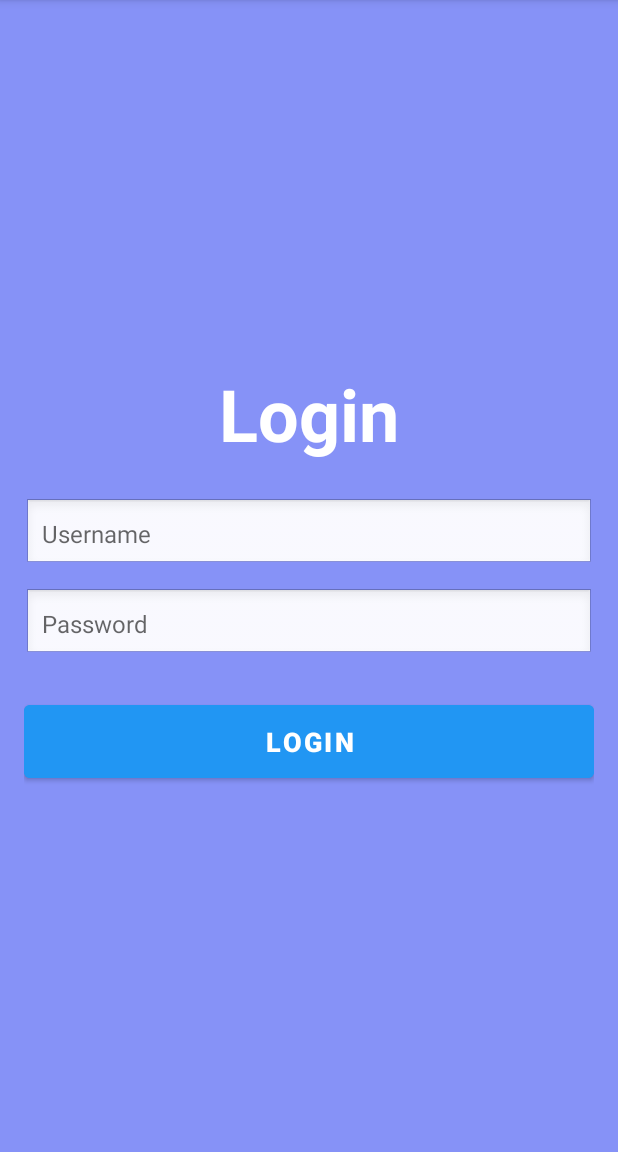
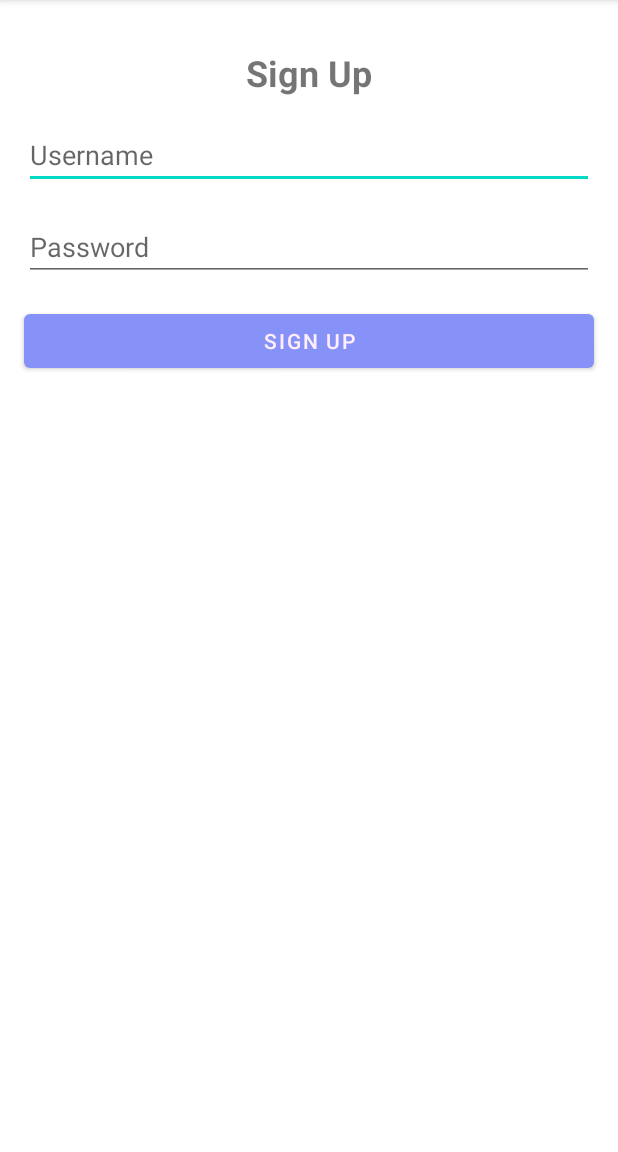
Before and after one commit to tesalonika17/Tesalonika-Calkulator, an Android app: the screen it shows after launch (LoginActivity before the commit, SignUp after it), on a phone screen of 412 x 824 dp, the part 84-1236 px from its top. Run offline under Robolectric (Android 15) with nearby library versions, the phone set to English and light mode, and no system bars.

Commit message:
first commit

```diff
--- a/app/build.gradle.kts
+++ b/app/build.gradle.kts
@@ -1,5 +1,6 @@
 plugins {
     alias(libs.plugins.android.application)
+    alias(libs.plugins.kotlin.android)
 }
 
 android {
@@ -29,6 +30,9 @@ android {
         sourceCompatibility = JavaVersion.VERSION_11
         targetCompatibility = JavaVersion.VERSION_11
     }
+    kotlinOptions {
+        jvmTarget = "11"
+    }
 }
 
 dependencies {
@@ -37,6 +41,7 @@ dependencies {
     implementation(libs.material)
     implementation(libs.activity)
     implementation(libs.constraintlayout)
+    implementation(libs.core.ktx)
     testImplementation(libs.junit)
     androidTestImplementation(libs.ext.junit)
     androidTestImplementation(libs.espresso.core)
--- /dev/null
+++ b/app/src/main/java/com/example/calculator/DatabaseHelper.kt
@@ -0,0 +1,65 @@
+package com.example.calculator
+
+import android.content.ContentValues
+import android.content.Context
+import android.database.sqlite.SQLiteDatabase
+import android.database.sqlite.SQLiteOpenHelper
+
+
+class DatabaseHelper(context: Context?) :
+    SQLiteOpenHelper(context, DATABASE_NAME, null, DATABASE_VERSION) {
+    override fun onCreate(db: SQLiteDatabase) {
+        val CREATE_USERS_TABLE = ("CREATE TABLE " + TABLE_USERS + " ("
+                + COLUMN_ID + " INTEGER PRIMARY KEY AUTOINCREMENT, "
+                + COLUMN_EMAIL + " TEXT UNIQUE, "
+                + COLUMN_PASSWORD + " TEXT)")
+        db.execSQL(CREATE_USERS_TABLE)
+    }
+
+    override fun onUpgrade(db: SQLiteDatabase, oldVersion: Int, newVersion: Int) {
+        db.execSQL("DROP TABLE IF EXISTS " + TABLE_USERS)
+        onCreate(db)
+    }
+
+    fun registerUser(email: String?, password: String?): Boolean {
+        val db = this.writableDatabase
+        val values = ContentValues()
+        values.put(COLUMN_EMAIL, email)
+        values.put(COLUMN_PASSWORD, password)
+
+        val result = db.insert(TABLE_USERS, null, values)
+        return result != -1L
+    }
+
+    fun checkUser(email: String, password: String): Boolean {
+        val db = this.readableDatabase
+        val cursor = db.rawQuery(
+            "SELECT * FROM " + TABLE_USERS + " WHERE " + COLUMN_EMAIL + "=? AND " + COLUMN_PASSWORD + "=?",
+            arrayOf(email, password)
+        )
+        val exists = cursor.count > 0
+        cursor.close()
+        return exists
+    }
+    fun hasRegisteredUser(): Boolean {
+        val db = this.readableDatabase
+        val cursor = db.rawQuery("SELECT * FROM users", null)
+        val hasUser = cursor.count > 0
+        cursor.close()
+        return hasUser
+    }
+    fun deleteAllUsers() {
+        val db = this.writableDatabase
+        db.execSQL("DELETE FROM users")
+        db.close()
+    }
+
+    companion object {
+        private const val DATABASE_NAME = "UserDB"
+        private const val DATABASE_VERSION = 1
+        private const val TABLE_USERS = "users"
+        private const val COLUMN_ID = "id"
+        private const val COLUMN_EMAIL = "email"
+        private const val COLUMN_PASSWORD = "password"
+    }
+}
--- a/app/src/main/java/com/example/calculator/LoginActivity.java
+++ b/app/src/main/java/com/example/calculator/LoginActivity.java
@@ -1,5 +1,6 @@
 package com.example.calculator;
 
+import android.content.DialogInterface;
 import android.content.Intent;
 import android.os.Bundle;
 import android.view.View;
@@ -7,42 +8,74 @@ import android.widget.Button;
 import android.widget.EditText;
 import android.widget.Toast;
 
+import androidx.appcompat.app.AlertDialog;
 import androidx.appcompat.app.AppCompatActivity;
 
 public class LoginActivity extends AppCompatActivity {
 
-    private EditText etUsername, etPassword;
-    private Button btnLogin;
+    private EditText etEmail, etPassword;
+    private Button btnLogin, btnDeleteAll;
+    private DatabaseHelper dbHelper;
 
     @Override
     protected void onCreate(Bundle savedInstanceState) {
         super.onCreate(savedInstanceState);
-        setContentView(R.layout.activity_login); // Pastikan ini sesuai dengan nama layout XML kamu
+        setContentView(R.layout.activity_login);
 
-        // Inisialisasi EditText dan Button berdasarkan ID di layout XML
-        etUsername = findViewById(R.id.etUsername);
+        etEmail = findViewById(R.id.etUsername);
         etPassword = findViewById(R.id.etPassword);
         btnLogin = findViewById(R.id.btnLogin);
+//        btnDeleteAll = findViewById(R.id.btnDeleteAll);
+        dbHelper = new DatabaseHelper(this);
 
-        // Fungsi untuk menangani klik tombol login
+        // Cek apakah ada user terdaftar di database
+        if (!dbHelper.hasRegisteredUser()) {
+            Toast.makeText(this, "Belum ada pengguna terdaftar, silakan daftar terlebih dahulu.", Toast.LENGTH_LONG).show();
+            startActivity(new Intent(this, SignUp.class));
+            finish();
+        }
+
         btnLogin.setOnClickListener(new View.OnClickListener() {
             @Override
             public void onClick(View v) {
-                // Mendapatkan nilai dari input username dan password
-                String username = etUsername.getText().toString();
-                String password = etPassword.getText().toString();
+                String email = etEmail.getText().toString().trim();
+                String password = etPassword.getText().toString().trim();
 
-                // Validasi login
-                if (username.equals("tesa") && password.equals("tesa123")) {
-                    // Jika login berhasil, pindah ke Laman_Utama.java
-                    Intent intent = new Intent(LoginActivity.this, Laman_Utama.class);
-                    startActivity(intent);
-                    finish();  // Menutup LoginActivity
+                if (email.isEmpty() || password.isEmpty()) {
+                    Toast.makeText(LoginActivity.this, "Harap isi semua bidang!", Toast.LENGTH_SHORT).show();
+                    return;
+                }
+
+                if (dbHelper.checkUser(email, password)) {
+                    Toast.makeText(LoginActivity.this, "Login berhasil!", Toast.LENGTH_SHORT).show();
+                    startActivity(new Intent(LoginActivity.this, Laman_Utama.class));
+                    finish();
                 } else {
-                    // Jika login gagal, tampilkan pesan
-                    Toast.makeText(LoginActivity.this, "Username atau Password salah", Toast.LENGTH_SHORT).show();
+                    showLoginErrorDialog();
                 }
             }
         });
+
+//        btnDeleteAll.setOnClickListener(new View.OnClickListener() {
+//            @Override
+//            public void onClick(View v) {
+//                dbHelper.deleteAllUsers();
+//                Toast.makeText(LoginActivity.this, "Semua data pengguna telah dihapus!", Toast.LENGTH_SHORT).show();
+//            }
+//        });
+    }
+
+    private void showLoginErrorDialog() {
+        AlertDialog.Builder builder = new AlertDialog.Builder(this);
+        builder.setTitle("Login Gagal");
+        builder.setMessage("Email atau Password salah. Silakan coba lagi.");
+        builder.setPositiveButton("OK", new DialogInterface.OnClickListener() {
+            @Override
+            public void onClick(DialogInterface dialog, int which) {
+                dialog.dismiss();
+            }
+        });
+        AlertDialog alertDialog = builder.create();
+        alertDialog.show();
     }
 }
--- /dev/null
+++ b/app/src/main/java/com/example/calculator/SignUp.java
@@ -0,0 +1,49 @@
+package com.example.calculator;
+
+import android.content.Intent;
+import android.os.Bundle;
+import android.view.View;
+import android.widget.Button;
+import android.widget.EditText;
+import android.widget.Toast;
+
+import androidx.appcompat.app.AppCompatActivity;
+
+public class SignUp extends AppCompatActivity {
+
+    private EditText etEmail, etPassword;
+    private Button btnSignUp;
+    private DatabaseHelper dbHelper;
+
+    @Override
+    protected void onCreate(Bundle savedInstanceState) {
+        super.onCreate(savedInstanceState);
+        setContentView(R.layout.activity_sign_up);
+        etEmail = findViewById(R.id.etEmail);
+        etPassword = findViewById(R.id.etPassword);
+        btnSignUp = findViewById(R.id.btnSignUp);
+
+        dbHelper = new DatabaseHelper(this);
+
+        btnSignUp.setOnClickListener(view -> registerUser());
+    }
+
+    private void registerUser() {
+        String email = etEmail.getText().toString().trim();
+        String password = etPassword.getText().toString().trim();
+
+        if (email.isEmpty() || password.isEmpty()) {
+            Toast.makeText(this, "All fields are required!", Toast.LENGTH_SHORT).show();
+            return;
+        }
+
+        boolean isRegistered = dbHelper.registerUser(email, password);
+        if (isRegistered) {
+            Toast.makeText(this, "Registration successful!", Toast.LENGTH_SHORT).show();
+            startActivity(new Intent(SignUp.this, LoginActivity.class));
+            finish();
+        } else {
+            Toast.makeText(this, "Registration failed! Email might already be in use.", Toast.LENGTH_SHORT).show();
+        }
+    }
+}
--- /dev/null
+++ b/app/src/main/res/layout/activity_sign_up.xml
@@ -0,0 +1,54 @@
+<?xml version="1.0" encoding="utf-8"?>
+<androidx.constraintlayout.widget.ConstraintLayout xmlns:android="http://schemas.android.com/apk/res/android"
+    xmlns:app="http://schemas.android.com/apk/res-auto"
+    xmlns:tools="http://schemas.android.com/tools"
+    android:layout_width="match_parent"
+    android:layout_height="match_parent"
+    tools:context=".SignUp">
+
+    <TextView
+        android:id="@+id/tvTitle"
+        android:layout_width="wrap_content"
+        android:layout_height="wrap_content"
+        android:text="Sign Up"
+        android:textSize="24sp"
+        android:textStyle="bold"
+        app:layout_constraintTop_toTopOf="parent"
+        app:layout_constraintStart_toStartOf="parent"
+        app:layout_constraintEnd_toEndOf="parent"
+        android:layout_marginTop="32dp"/>
+
+    <EditText
+        android:id="@+id/etEmail"
+        android:layout_width="0dp"
+        android:layout_height="wrap_content"
+        android:layout_margin="16dp"
+        android:layout_marginTop="77dp"
+        android:hint="Username"
+        android:inputType="textEmailAddress"
+        app:layout_constraintEnd_toEndOf="parent"
+        app:layout_constraintStart_toStartOf="parent"
+        app:layout_constraintTop_toBottomOf="@+id/tvTitle" />
+
+    <EditText
+        android:id="@+id/etPassword"
+        android:layout_width="0dp"
+        android:layout_height="wrap_content"
+        android:hint="Password"
+        android:inputType="textPassword"
+        app:layout_constraintTop_toBottomOf="@id/etEmail"
+        app:layout_constraintStart_toStartOf="parent"
+        app:layout_constraintEnd_toEndOf="parent"
+        android:layout_margin="16dp"/>
+
+    <Button
+        android:id="@+id/btnSignUp"
+        android:layout_width="0dp"
+        android:layout_height="wrap_content"
+        android:text="Sign Up"
+        app:layout_constraintTop_toBottomOf="@id/etPassword"
+        app:layout_constraintStart_toStartOf="parent"
+        app:layout_constraintEnd_toEndOf="parent"
+        android:layout_margin="16dp"/>
+
+</androidx.constraintlayout.widget.ConstraintLayout>
--- a/build.gradle.kts
+++ b/build.gradle.kts
@@ -1,4 +1,5 @@
 // Top-level build file where you can add configuration options common to all sub-projects/modules.
 plugins {
     alias(libs.plugins.android.application) apply false
+    alias(libs.plugins.kotlin.android) apply false
 }
--- a/gradle/libs.versions.toml
+++ b/gradle/libs.versions.toml
@@ -7,6 +7,8 @@ appcompat = "1.7.0"
 material = "1.12.0"
 activity = "1.10.0"
 constraintlayout = "2.2.0"
+kotlin = "1.9.24"
+coreKtx = "1.15.0"
 
 [libraries]
 junit = { group = "junit", name = "junit", version.ref = "junit" }
@@ -16,6 +18,8 @@ appcompat = { group = "androidx.appcompat", name = "appcompat", version.ref = "a
 material = { group = "com.google.android.material", name = "material", version.ref = "material" }
 activity = { group = "androidx.activity", name = "activity", version.ref = "activity" }
 constraintlayout = { group = "androidx.constraintlayout", name = "constraintlayout", version.ref = "constraintlayout" }
+core-ktx = { group = "androidx.core", name = "core-ktx", version.ref = "coreKtx" }
 
 [plugins]
 android-application = { id = "com.android.application", version.ref = "agp" }
+kotlin-android = { id = "org.jetbrains.kotlin.android", version.ref = "kotlin" }
```
Also changed, not shown: app/src/main/AndroidManifest.xml (+4 -4 lines), app/src/main/java/com/example/calculator/Laman_Utama.java (+27 -7 lines), app/src/main/res/layout/activity_login.xml (+11 -0 lines), app/src/main/res/layout/laman_utama.xml (+8 -0 lines).
